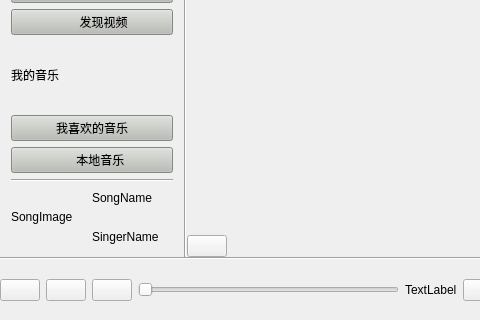
100yang/Study, file Human-Interaction/Music_Play/mainwindow.ui: the form before one commit; both pictures show x 0 to 480 and y 162 to 482 of the 907 by 482 pixel window.
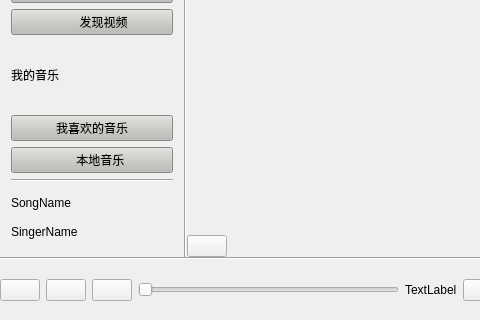
The form after the commit. Icons and pictures are not drawn. Custom widgets are drawn as their Qt base class.

Diff of the .ui file:
```diff
--- a/Human-Interaction/Music_Play/mainwindow.ui
+++ b/Human-Interaction/Music_Play/mainwindow.ui
@@ -551,30 +551,20 @@
                  <property name="spacing">
                   <number>0</number>
                  </property>
-                 <item row="0" column="1">
-                  <widget class="QLabel" name="SongName">
-                   <property name="text">
-                    <string>SongName</string>
-                   </property>
-                  </widget>
-                 </item>
-                 <item row="0" column="0" rowspan="3">
-                  <widget class="QLabel" name="SongImage">
-                   <property name="text">
-                    <string>SongImage</string>
-                   </property>
-                   <property name="scaledContents">
-                    <bool>true</bool>
-                   </property>
-                  </widget>
-                 </item>
-                 <item row="2" column="1">
+                 <item row="1" column="0">
                   <widget class="QLabel" name="SingerName">
                    <property name="text">
                     <string>SingerName</string>
                    </property>
                   </widget>
                  </item>
+                 <item row="0" column="0">
+                  <widget class="QLabel" name="SongName">
+                   <property name="text">
+                    <string>SongName</string>
+                   </property>
+                  </widget>
+                 </item>
                 </layout>
                </item>
               </layout>
```
Left out of the diff: 10 changed lines with no effect on the pictures.
